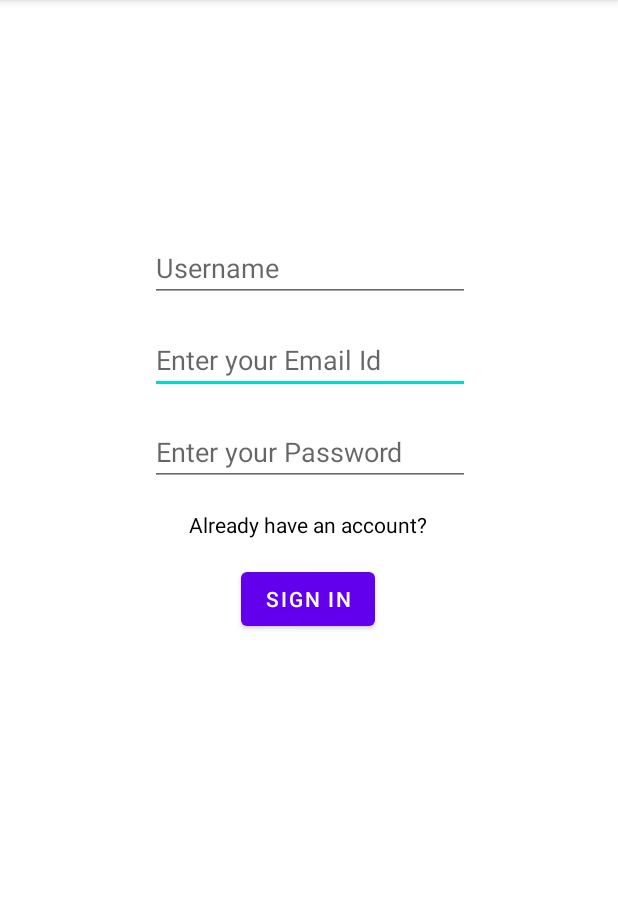
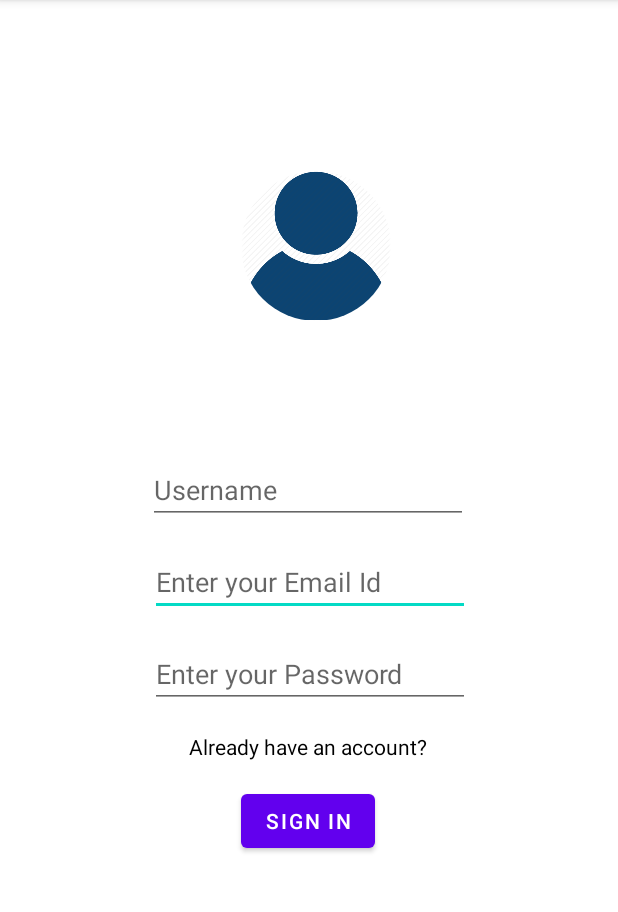
Before and after one commit to Anksssssss/Express, an Android app: the screen it shows after launch (SignInActivity), on a phone screen of 412 x 824 dp, the part 84-996 px from its top. Run offline under Robolectric (Android 15) with nearby library versions, the phone set to English and light mode, and no system bars; our stand-ins replace CircleImageView, Firebase (no records; nobody signed in at launch, a user with empty details on screens opened directly), Picasso.

Commit message:
Initial Commit

```diff
--- a/app/build.gradle
+++ b/app/build.gradle
@@ -50,7 +50,10 @@ dependencies {
     implementation 'androidx.constraintlayout:constraintlayout:2.1.4'
     implementation 'com.google.firebase:firebase-auth-ktx:21.1.0'
     implementation 'com.google.firebase:firebase-database-ktx:20.1.0'
+    implementation 'com.squareup.picasso:picasso:2.8'
+    implementation 'com.google.firebase:firebase-storage-ktx:20.1.0'
     testImplementation 'junit:junit:4.13.2'
+    implementation 'de.hdodenhof:circleimageview:3.1.0'
     androidTestImplementation 'androidx.test.ext:junit:1.1.4'
     androidTestImplementation 'androidx.test.espresso:espresso-core:3.5.0'
 }
--- a/app/src/main/java/com/devdroid/express/User.kt
+++ b/app/src/main/java/com/devdroid/express/User.kt
@@ -1,5 +1,5 @@
 package com.devdroid.express
 
-class User (val name:String,val uid:String) {
-    constructor():this("","")
+class User (val name:String,val uid:String,val imageUrl :String="") {
+    constructor():this("","","")
 }
--- /dev/null
+++ b/app/src/main/res/drawable/ic_baseline_emoji_emotions_24.xml
@@ -0,0 +1,6 @@
+<vector android:height="24dp"
+    android:tint="#000000"
+    android:viewportHeight="24" android:viewportWidth="24"
+    android:width="24dp" xmlns:android="http://schemas.android.com/apk/res/android">
+    <path android:fillColor="@android:color/black" android:pathData="M11.99,2C6.47,2 2,6.48 2,12c0,5.52 4.47,10 9.99,10C17.52,22 22,17.52 22,12C22,6.48 17.52,2 11.99,2zM8.5,8C9.33,8 10,8.67 10,9.5S9.33,11 8.5,11S7,10.33 7,9.5S7.67,8 8.5,8zM12,18c-2.28,0 -4.22,-1.66 -5,-4h10C16.22,16.34 14.28,18 12,18zM15.5,11c-0.83,0 -1.5,-0.67 -1.5,-1.5S14.67,8 15.5,8S17,8.67 17,9.5S16.33,11 15.5,11z"/>
+</vector>
--- /dev/null
+++ b/app/src/main/res/drawable/ic_baseline_square_24.xml
@@ -0,0 +1,5 @@
+<vector android:height="24dp" android:tint="#000000"
+    android:viewportHeight="24" android:viewportWidth="24"
+    android:width="24dp" xmlns:android="http://schemas.android.com/apk/res/android">
+    <path android:fillColor="@android:color/white" android:pathData="M3,3h18v18h-18z"/>
+</vector>
--- a/app/src/main/res/layout/activity_sign_in.xml
+++ b/app/src/main/res/layout/activity_sign_in.xml
@@ -5,6 +5,18 @@
     android:layout_width="match_parent"
     android:layout_height="match_parent"
     tools:context=".SignInActivity">
+
+    <de.hdodenhof.circleimageview.CircleImageView
+        android:id="@+id/imgSignInUser"
+        android:layout_width="100dp"
+        android:layout_height="100dp"
+        android:src="@drawable/icon"
+        app:layout_constraintBottom_toTopOf="@+id/edtSignInUsername"
+        app:layout_constraintEnd_toEndOf="parent"
+        app:layout_constraintHorizontal_bias="0.514"
+        app:layout_constraintStart_toStartOf="parent"
+        app:layout_constraintTop_toTopOf="parent"
+        app:layout_constraintVertical_bias="0.558" />
 
     <EditText
         android:id="@+id/edtSignInEmail"
@@ -48,12 +60,12 @@
         android:id="@+id/edtSignInUsername"
         android:layout_width="wrap_content"
         android:layout_height="wrap_content"
-        android:layout_marginTop="156dp"
+        android:layout_marginTop="304dp"
         android:ems="10"
+        android:hint="Username"
         android:inputType="textPersonName"
-        android:hint="Username"
         app:layout_constraintEnd_toEndOf="parent"
-        app:layout_constraintHorizontal_bias="0.502"
+        app:layout_constraintHorizontal_bias="0.497"
         app:layout_constraintStart_toStartOf="parent"
         app:layout_constraintTop_toTopOf="parent" />
 
```
Also changed, not shown: app/src/main/java/com/devdroid/express/MainListAdapter.kt (+10 -0 lines), app/src/main/java/com/devdroid/express/SignInActivity.kt (+55 -8 lines), app/src/main/res/layout/userlist.xml (+15 -1 lines), app/src/main/res/drawable-v24/icon.png (added).
